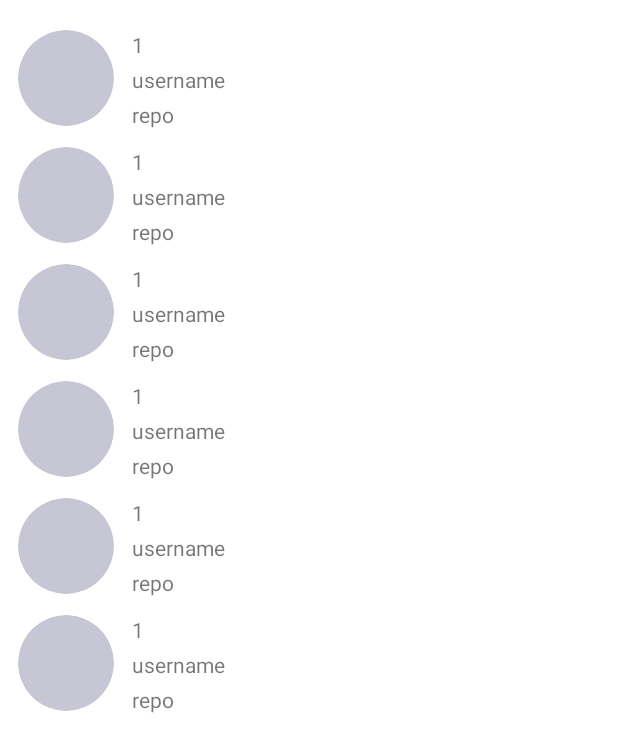
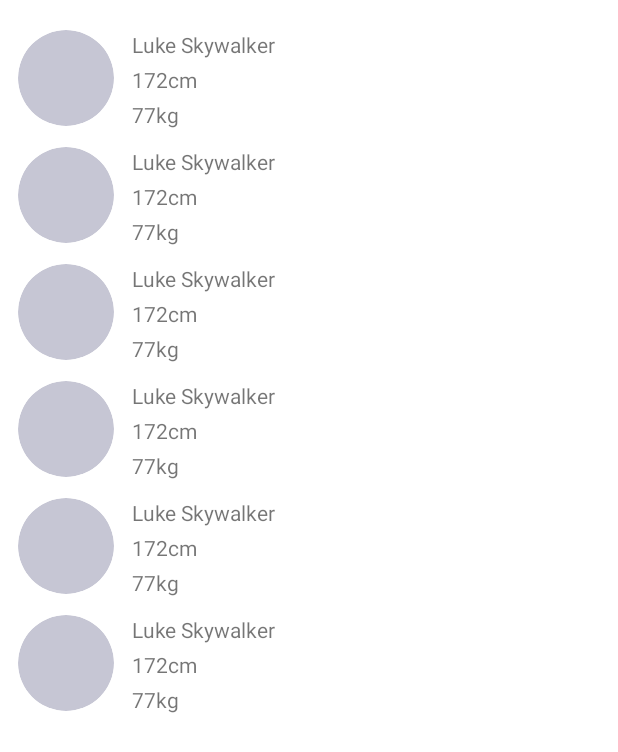
Before and after one commit to utamahendra/starwars, an Android app: the layout activity_people_list.xml on its own in the app's theme, with its tools: preview values and no code run, on a phone screen of 412 x 824 dp. Shown: the top 752 px of the screen. Run offline under Robolectric (Android 15) with nearby library versions, the phone set to English and light mode, and no system bars.

Commit message:
Show list of people

```diff
--- a/app/src/main/AndroidManifest.xml
+++ b/app/src/main/AndroidManifest.xml
@@ -2,6 +2,8 @@
 <manifest package="com.example.starwars"
     xmlns:android="http://schemas.android.com/apk/res/android"
     xmlns:tools="http://schemas.android.com/tools">
+
+    <uses-permission android:name="android.permission.INTERNET" />
 
     <application
         android:allowBackup="true"
@@ -11,10 +13,11 @@
         android:label="@string/app_name"
         android:roundIcon="@mipmap/ic_launcher_round"
         android:supportsRtl="true"
+        android:name=".StarWarsApp"
         android:theme="@style/Theme.StarWars"
         tools:targetApi="31">
         <activity
-            android:name=".presentation.people.PeopleActivity"
+            android:name=".presentation.people.PeopleListActivity"
             android:exported="true">
             <intent-filter>
                 <action android:name="android.intent.action.MAIN" />
--- a/app/src/main/java/com/example/starwars/data/remote/PeopleApiService.kt
+++ b/app/src/main/java/com/example/starwars/data/remote/PeopleApiService.kt
@@ -6,5 +6,5 @@ import retrofit2.http.GET
 interface PeopleApiService {
 
     @GET("people")
-    suspend fun getPeople(): List<PeopleResponse>
+    suspend fun getPeople(): PeopleResponse
 }
--- a/app/src/main/java/com/example/starwars/data/remote/response/PeopleResponse.kt
+++ b/app/src/main/java/com/example/starwars/data/remote/response/PeopleResponse.kt
@@ -2,7 +2,7 @@ package com.example.starwars.data.remote.response
 
 import com.google.gson.annotations.SerializedName
 
-data class PeopleResponse(val results: People)
+data class PeopleResponse(val results: List<People>)
 
 data class People(
     val name: String,
--- a/app/src/main/java/com/example/starwars/data/repository/PeopleRepository.kt
+++ b/app/src/main/java/com/example/starwars/data/repository/PeopleRepository.kt
@@ -6,5 +6,5 @@ import com.example.starwars.domain.source.PeopleDataSource
 
 class PeopleRepository(private val apiService: PeopleApiService) : PeopleDataSource {
 
-    override suspend fun getPeople(): List<PeopleResponse> = apiService.getPeople()
+    override suspend fun getPeople(): PeopleResponse = apiService.getPeople()
 }
--- a/app/src/main/java/com/example/starwars/domain/source/PeopleDataSource.kt
+++ b/app/src/main/java/com/example/starwars/domain/source/PeopleDataSource.kt
@@ -4,6 +4,6 @@ import com.example.starwars.data.remote.response.PeopleResponse
 
 interface PeopleDataSource {
 
-    suspend fun getPeople(): List<PeopleResponse>
+    suspend fun getPeople(): PeopleResponse
 
 }
--- a/app/src/main/java/com/example/starwars/presentation/people/PeopleListViewModel.kt
+++ b/app/src/main/java/com/example/starwars/presentation/people/PeopleListViewModel.kt
@@ -12,7 +12,7 @@ class PeopleListViewModel(private val peopleUseCase: PeopleUseCase) : ViewModel(
 
     val peopleState = MutableLiveData<ViewState<List<PeopleData>>>()
 
-    fun getUserDetail(username: String) {
+    fun getPeoples() {
         viewModelScope.launch {
             peopleState.postValue(ViewState.Loading())
             peopleUseCase.invoke(Unit).handleResult({ userDetailData ->
--- a/app/src/main/res/layout/activity_people_list.xml
+++ b/app/src/main/res/layout/activity_people_list.xml
@@ -16,7 +16,7 @@
         app:layout_constraintTop_toTopOf="parent" />
 
     <androidx.swiperefreshlayout.widget.SwipeRefreshLayout
-        android:id="@+id/srl_users"
+        android:id="@+id/srl_peoples"
         android:layout_width="match_parent"
         android:layout_height="0dp"
         app:layout_constraintBottom_toBottomOf="parent"
@@ -30,7 +30,7 @@
             android:paddingTop="8dp">
 
             <androidx.recyclerview.widget.RecyclerView
-                android:id="@+id/rv_users"
+                android:id="@+id/rv_peoples"
                 android:layout_width="match_parent"
                 android:layout_height="0dp"
                 app:layoutManager="androidx.recyclerview.widget.LinearLayoutManager"
@@ -46,7 +46,7 @@
     </androidx.swiperefreshlayout.widget.SwipeRefreshLayout>
 
     <com.facebook.shimmer.ShimmerFrameLayout
-        android:id="@+id/sfl_users"
+        android:id="@+id/sfl_peoples"
         android:layout_width="match_parent"
         android:layout_height="0dp"
         android:visibility="gone"
@@ -60,11 +60,11 @@
             android:layout_height="wrap_content"
             android:orientation="vertical">
 
-            <include layout="@layout/view_shimmer_users" />
+            <include layout="@layout/view_shimmer_peoples" />
 
-            <include layout="@layout/view_shimmer_users" />
+            <include layout="@layout/view_shimmer_peoples" />
 
-            <include layout="@layout/view_shimmer_users" />
+            <include layout="@layout/view_shimmer_peoples" />
 
         </androidx.appcompat.widget.LinearLayoutCompat>
 
--- a/app/src/main/res/layout/item_people.xml
+++ b/app/src/main/res/layout/item_people.xml
@@ -6,42 +6,42 @@
     android:layout_height="wrap_content">
 
     <androidx.appcompat.widget.AppCompatTextView
-        android:id="@+id/tv_id"
+        android:id="@+id/tv_name"
         android:layout_width="0dp"
         android:layout_height="wrap_content"
         android:layout_marginEnd="12dp"
         android:layout_marginStart="12dp"
         app:layout_constraintEnd_toEndOf="parent"
-        app:layout_constraintStart_toEndOf="@id/iv_user"
-        app:layout_constraintTop_toTopOf="@id/iv_user"
-        tools:text="1" />
+        app:layout_constraintStart_toEndOf="@id/iv_people"
+        app:layout_constraintTop_toTopOf="@id/iv_people"
+        tools:text="Luke Skywalker" />
 
     <androidx.appcompat.widget.AppCompatTextView
-        android:id="@+id/tv_username"
+        android:id="@+id/tv_height"
         android:layout_width="0dp"
         android:layout_height="wrap_content"
         android:layout_marginEnd="12dp"
         android:layout_marginStart="12dp"
         android:layout_marginTop="4dp"
         app:layout_constraintEnd_toEndOf="parent"
-        app:layout_constraintStart_toEndOf="@id/iv_user"
-        app:layout_constraintTop_toBottomOf="@id/tv_id"
-        tools:text="username" />
+        app:layout_constraintStart_toEndOf="@id/iv_people"
+        app:layout_constraintTop_toBottomOf="@id/tv_name"
+        tools:text="172cm" />
 
     <androidx.appcompat.widget.AppCompatTextView
-        android:id="@+id/tv_repo"
+        android:id="@+id/tv_mass"
         android:layout_width="0dp"
         android:layout_height="wrap_content"
         android:layout_marginEnd="12dp"
         android:layout_marginStart="12dp"
         android:layout_marginTop="4dp"
         app:layout_constraintEnd_toEndOf="parent"
-        app:layout_constraintStart_toEndOf="@id/iv_user"
-        app:layout_constraintTop_toBottomOf="@id/tv_username"
-        tools:text="repo" />
+        app:layout_constraintStart_toEndOf="@id/iv_people"
+        app:layout_constraintTop_toBottomOf="@id/tv_height"
+        tools:text="77kg" />
 
     <de.hdodenhof.circleimageview.CircleImageView
-        android:id="@+id/iv_user"
+        android:id="@+id/iv_people"
         android:layout_width="64dp"
         android:layout_height="64dp"
         android:layout_marginStart="12dp"
```
Also changed, not shown: app/src/main/java/com/example/starwars/StarWarsApp.kt (added, +28 -0 lines), app/src/main/java/com/example/starwars/domain/usecase/PeopleUseCaseImpl.kt (+12 -12 lines), app/src/main/java/com/example/starwars/presentation/people/PeopleListActivity.kt (added, +123 -0 lines), app/src/main/java/com/example/starwars/presentation/people/PeopleListAdapter.kt (added, +33 -0 lines), app/src/main/res/layout/view_shimmer_peoples.xml (renamed from app/src/main/res/layout/view_shimmer_users.xml).
